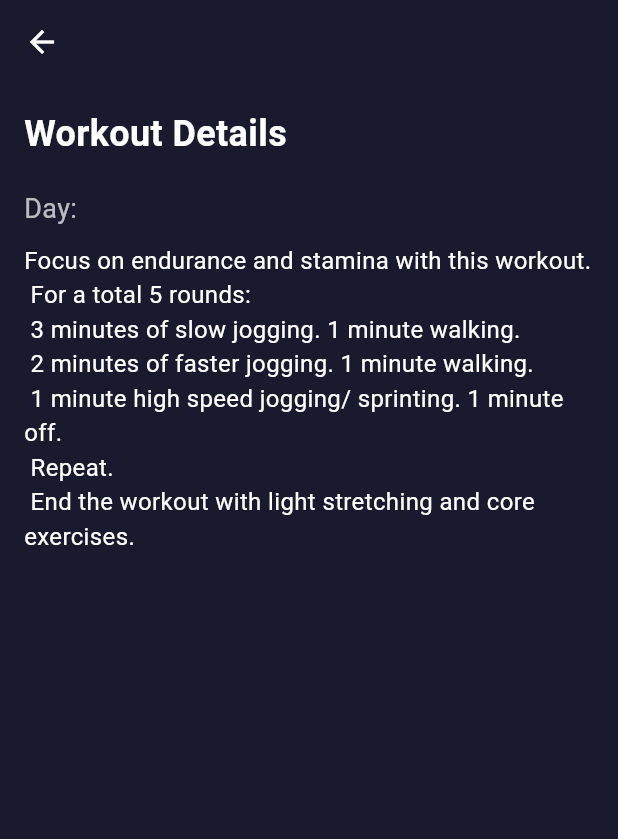
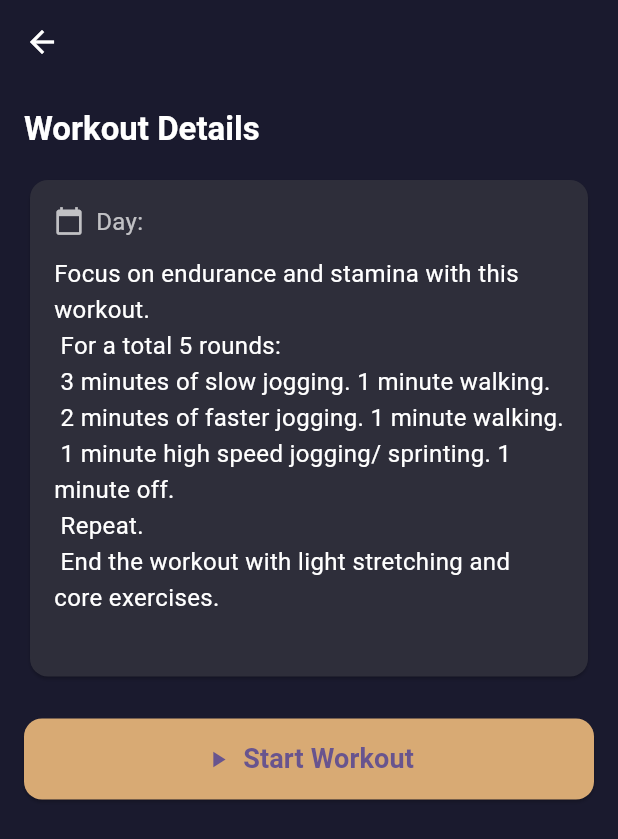
Before and after one commit to parip2/Fitness-App, a Flutter app: the WorkoutDetailPage screen opened directly with empty values, on a phone screen of 412 x 824 dp. Shown: the top 839 px of the screen. Run offline on Flutter 3.47's test engine with Material 3 defaults, Android fonts, the phone set to English and light mode, and no system bars; our stand-ins replace cloud_firestore, firebase_auth, firebase_core, fl_chart; accounts and stored records are empty.

Commit message:
Update workout details UI and fix logic when going from login screen back to homepage.

```diff
--- a/lib/src/pages/home.dart
+++ b/lib/src/pages/home.dart
@@ -32,7 +32,7 @@ class _HomePageState extends State<HomePage> {
 
   Future<void> _logout() async {
     //await FirebaseAuth.instance.signOut(); // Sign out the user
-    Navigator.pushReplacement(
+    Navigator.push(
       context,
       MaterialPageRoute(builder: (context) => const LoginPage()), // Navigate to login page
     );
@@ -184,45 +184,78 @@ class WorkoutDetailPage extends StatelessWidget {
 
     return Scaffold(
       appBar: AppBar(
-        title: Text(
-          workoutName,
-          style: const TextStyle(
-            color: Colors.white,
-            fontSize: 26,
-            fontWeight: FontWeight.bold,
+        title: Text(workoutName,
+            style: const TextStyle(color: Colors.white, fontSize: 24, fontWeight: FontWeight.bold)),
+        backgroundColor: const Color(0xFF1A1A2E),
+        leading: IconButton(
+          icon: const Icon(Icons.arrow_back, color: Colors.white),
+          onPressed: () => Navigator.pop(context),
         ),
       ),
       backgroundColor: const Color(0xFF1A1A2E),
-        leading: IconButton(
-          icon: const Icon(Icons.arrow_back, color: Colors.white),
-          onPressed: () {
-            Navigator.pop(context);
-          },
+      body: ListView(
+        padding: const EdgeInsets.all(16),
+        children: [
+          // Section header
+          Text(
+            'Workout Details',
+            style: Theme.of(context)
+                .textTheme
+                .titleLarge
+                ?.copyWith(color: Colors.white, fontWeight: FontWeight.bold),
           ),
-      ),
-      backgroundColor: const Color(0xFF1A1A2E),
-      body: Padding(
-        padding: const EdgeInsets.all(16.0),
+          const SizedBox(height: 16),
+
+          // Day + Description card
+          Card(
+            color: const Color(0xFF2E2E3A),
+            shape: RoundedRectangleBorder(borderRadius: BorderRadius.circular(12)),
+            child: Padding(
+              padding: const EdgeInsets.all(16),
               child: Column(
                 crossAxisAlignment: CrossAxisAlignment.start,
                 children: [
-            const Text(
-              'Workout Details',
-              style: TextStyle(color: Colors.white, fontSize: 24, fontWeight: FontWeight.bold),
-            ),
-            const SizedBox(height: 20),
+                  Row(
+                    children: [
+                      const Icon(Icons.calendar_today, color: Colors.white70, size: 20),
+                      const SizedBox(width: 8),
                       Text(
                         'Day: $day',
-              style: const TextStyle(color: Colors.white70, fontSize: 18),
+                        style: const TextStyle(color: Colors.white70, fontSize: 16),
                       ),
-            const SizedBox(height: 10),
+                    ],
+                  ),
+                  const SizedBox(height: 12),
                   Text(
-              selectedDescription, // Display a random workout description
-              style: const TextStyle(color: Colors.white, fontSize: 16),
+                    selectedDescription,
+                    style: const TextStyle(
+                      color: Colors.white,
+                      fontSize: 16,
+                      height: 1.5, // loosen line-spacing for readability
+                    ),
                   ),
                 ],
               ),
             ),
+          ),
+
+          const SizedBox(height: 24),
+          // Start button
+          ElevatedButton.icon(
+            onPressed: () {
+              // TODO: wire up start logic
+            },
+            icon: const Icon(Icons.play_arrow),
+            label: const Text('Start Workout',
+                style: TextStyle(fontSize: 18, fontWeight: FontWeight.bold)),
+            style: ElevatedButton.styleFrom(
+              backgroundColor: const Color(0xFFd8aa74),
+              padding: const EdgeInsets.symmetric(vertical: 14),
+              shape: RoundedRectangleBorder(borderRadius: BorderRadius.circular(12)),
+            ),
+          ),
+        ],
+      ),
     );
   }
 }
```
Lines whose indentation alone changed are shown as unchanged.
